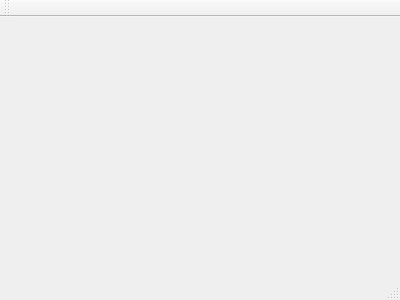
Old version of the form Qt/51/myI18N/mainwindow.ui in the repository CSLP/CPP.
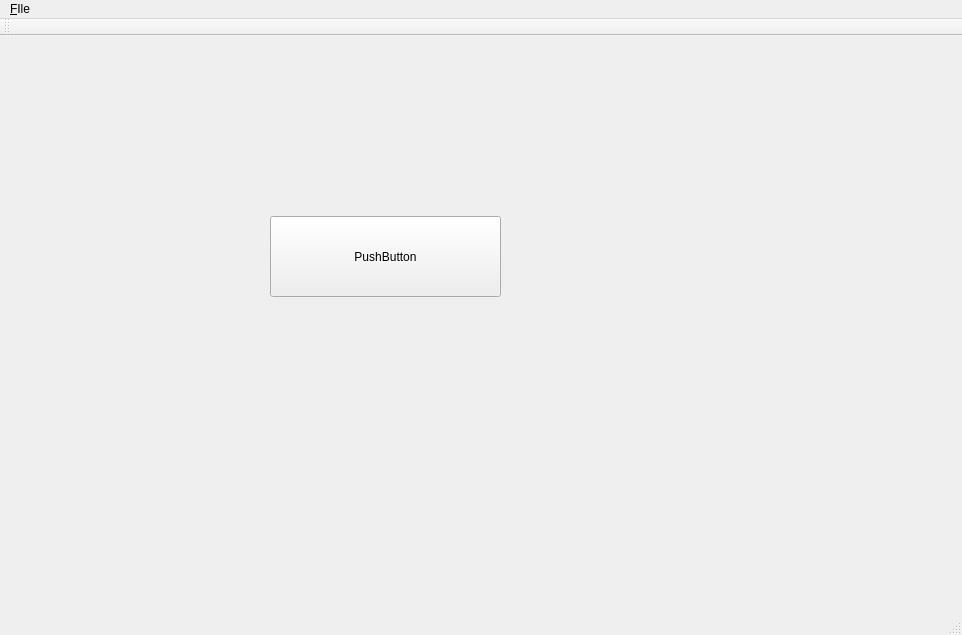
New version of the form.

What changed in the file:
```diff
--- a/Qt/51/myI18N/mainwindow.ui
+++ b/Qt/51/myI18N/mainwindow.ui
@@ -1,24 +1,68 @@
 <ui version="4.0">
  <class>MainWindow</class>
- <widget class="QMainWindow" name="MainWindow" >
-  <property name="geometry" >
+ <widget class="QMainWindow" name="MainWindow">
+  <property name="geometry">
    <rect>
     <x>0</x>
     <y>0</y>
-    <width>400</width>
-    <height>300</height>
+    <width>962</width>
+    <height>635</height>
    </rect>
   </property>
   <property name="windowTitle" >
    <string>MainWindow</string>
   </property>
-  <widget class="QMenuBar" name="menuBar" />
-  <widget class="QToolBar" name="mainToolBar" />
-  <widget class="QWidget" name="centralWidget" />
-  <widget class="QStatusBar" name="statusBar" />
+  <widget class="QWidget" name="centralWidget">
+   <widget class="QPushButton" name="pushButton">
+    <property name="geometry">
+     <rect>
+      <x>270</x>
+      <y>180</y>
+      <width>231</width>
+      <height>81</height>
+     </rect>
+    </property>
+    <property name="text">
+     <string>PushButton</string>
+    </property>
+   </widget>
+  </widget>
+  <widget class="QMenuBar" name="menuBar">
+   <property name="geometry">
+    <rect>
+     <x>0</x>
+     <y>0</y>
+     <width>962</width>
+     <height>30</height>
+    </rect>
+   </property>
+   <widget class="QMenu" name="menuFIle">
+    <property name="title">
+     <string>&amp;FIle</string>
+    </property>
+    <addaction name="actionNew"/>
+   </widget>
+   <addaction name="menuFIle"/>
+  </widget>
+  <widget class="QToolBar" name="mainToolBar">
+   <attribute name="toolBarArea">
+    <enum>TopToolBarArea</enum>
+   </attribute>
+   <attribute name="toolBarBreak">
+    <bool>false</bool>
+   </attribute>
+  </widget>
+  <widget class="QStatusBar" name="statusBar"/>
+  <action name="actionNew">
+   <property name="text">
+    <string>&amp;New</string>
+   </property>
+   <property name="shortcut">
+    <string>Ctrl+N</string>
+   </property>
+  </action>
  </widget>
- <layoutDefault spacing="6" margin="11" />
- <pixmapfunction></pixmapfunction>
+ <layoutdefault spacing="6" margin="11"/>
  <resources/>
  <connections/>
 </ui>
```
Left out of the diff: 3 changed lines with no effect on the pictures.
